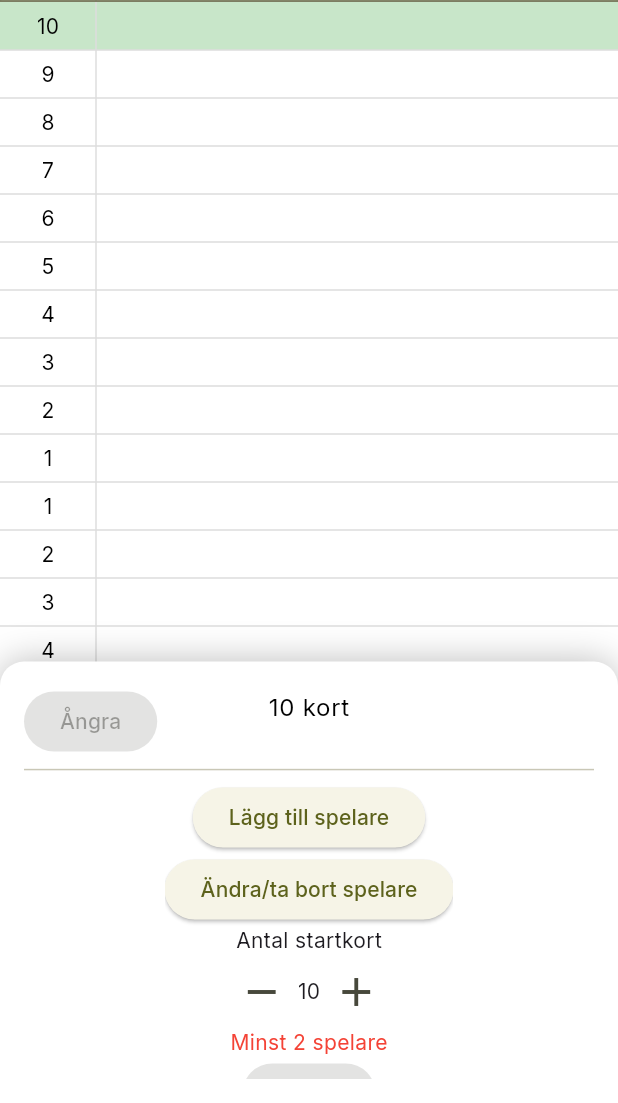
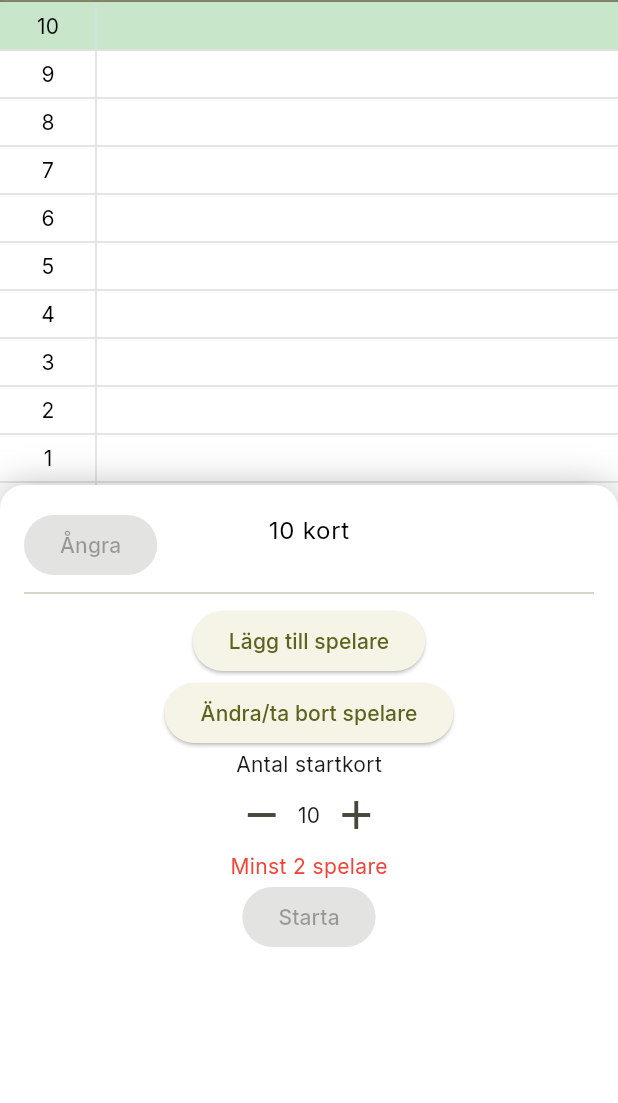
Before and after one commit to leoandre123/plump-protocol, a Flutter app: the screen it shows after launch, on a phone screen of 412 x 824 dp, the part 133-1236 px from its top. Run offline on Flutter 3.47's test engine with Material 3 defaults, Android fonts, the light colour scheme and no system bars; our stand-ins replace shared_preferences.

Commit message:
fixed bugs

```diff
--- a/lib/screens/game.dart
+++ b/lib/screens/game.dart
@@ -134,9 +134,6 @@ class _GamePageState extends State<GamePage> {
                   TextSpan(text: " börjar!"),
                 ],
               ),
-            ),
-            Text(
-              "${_controller.getTrickDifference()} stick ${_controller.getTrickDifference().isNegative ? "Under" : "öv"}",
             ),
             ElevatedButton(
               onPressed: () {
@@ -491,7 +488,11 @@ class _GamePageState extends State<GamePage> {
                 ),
               ),
               SizedBox(
-                height: MediaQuery.of(context).size.height / 2.8,
+                height:
+                    MediaQuery.of(context).size.height /
+                    (_controller.gameState == GameState.addingPlayers
+                        ? 2
+                        : 2.8),
                 width: MediaQuery.of(context).size.width,
                 child: Container(
                   decoration: BoxDecoration(
@@ -529,7 +530,7 @@ class _GamePageState extends State<GamePage> {
                               child: Column(
                                 children: [
                                   Text(
-                                    "${_controller.numCards} kort",
+                                    "${_controller.numCards == -1 ? _controller.roundCards[0] : _controller.numCards} kort",
                                     style: Theme.of(context).textTheme.bodyLarge
                                         ?.copyWith(color: textColor),
                                   ),
@@ -551,7 +552,12 @@ class _GamePageState extends State<GamePage> {
                         Divider(),
                         Expanded(
                           child: SingleChildScrollView(
-                            child: getActionContent(),
+                            child: ConstrainedBox(
+                              constraints: BoxConstraints(
+                                minWidth: MediaQuery.of(context).size.width,
+                              ),
+                              child: getActionContent(),
+                            ),
                           ),
                         ),
                       ],
--- a/pubspec.yaml
+++ b/pubspec.yaml
@@ -16,7 +16,7 @@ publish_to: "none" # Remove this line if you wish to publish to pub.dev
 # https://developer.apple.com/library/archive/documentation/General/Reference/InfoPlistKeyReference/Articles/CoreFoundationKeys.html
 # In Windows, build-name is used as the major, minor, and patch parts
 # of the product and file versions while build-number is used as the build suffix.
-version: 1.2.0+3
+version: 1.2.1+4
 
 environment:
   sdk: ^3.8.1
```
